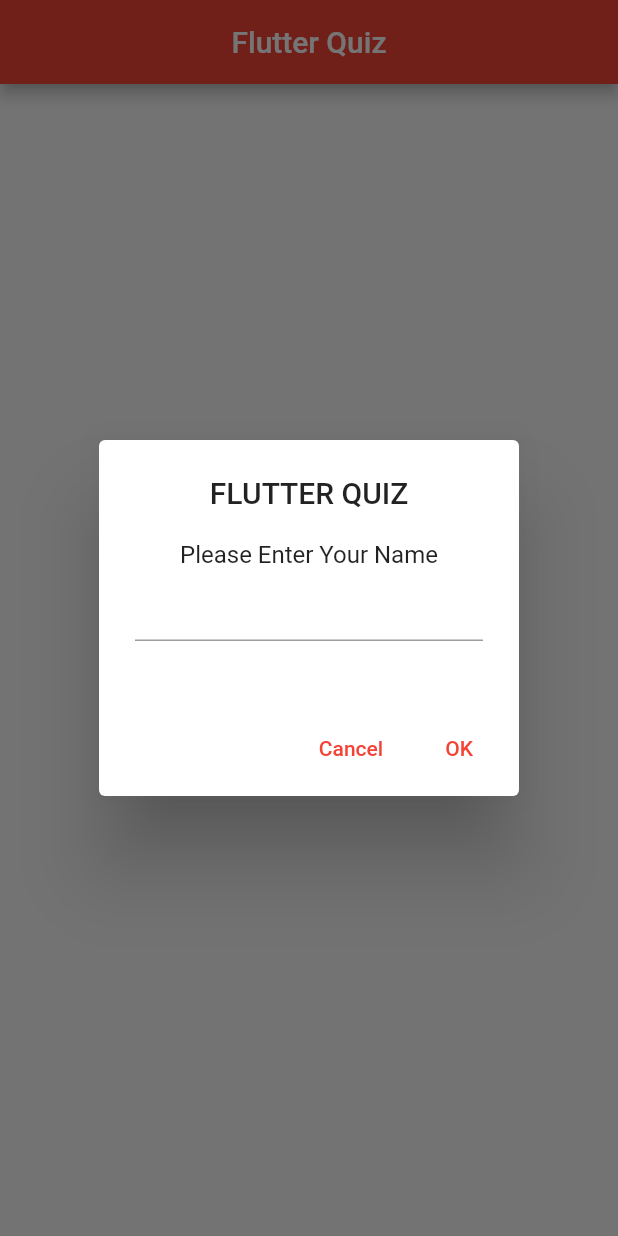
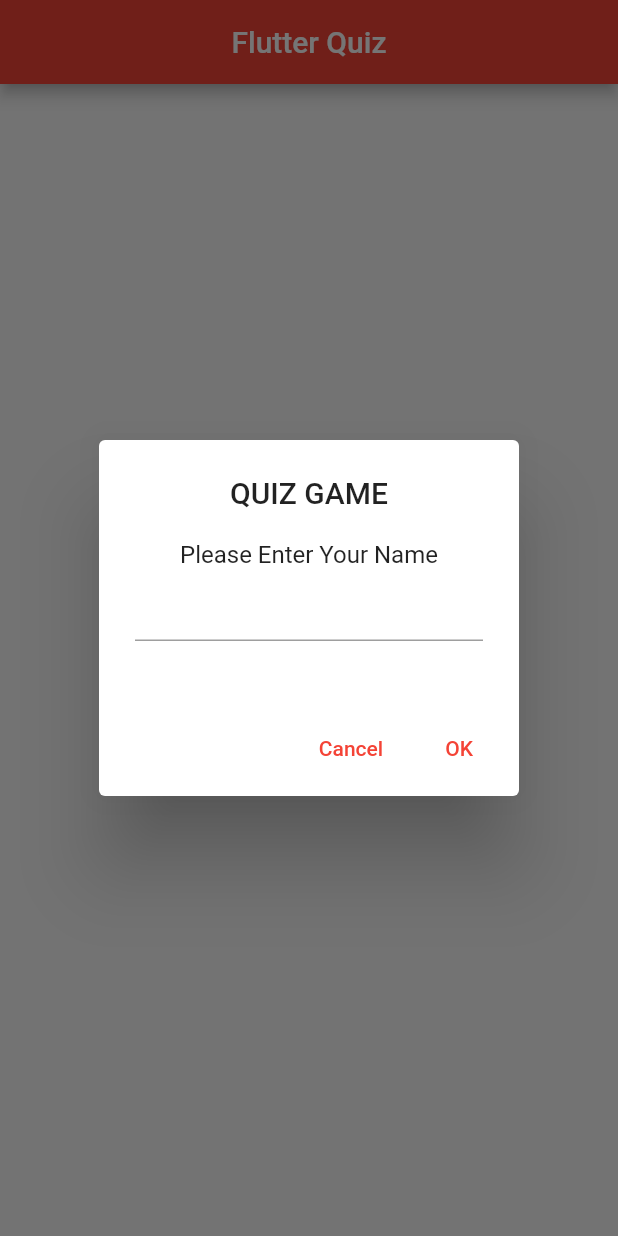
Before and after one commit to dvimukthi/Flutter_Quiz_App, a Flutter app: the screen it shows after launch, after a tap on "Start Game", on a phone screen of 412 x 824 dp. Run offline on Flutter 3.47's test engine with Material 2 defaults, Android fonts, the phone set to English and light mode, and no system bars; our stand-ins replace fluttertoast, get, percent_indicator.

Commit message:
QUIZ GAME

```diff
--- a/lib/main.dart
+++ b/lib/main.dart
@@ -41,7 +41,7 @@ class _MyHomePageState extends State<MyHomePage> {
       context: context,
       builder: (BuildContext context) => AlertDialog(
         title: const Text(
-          'FLUTTER QUIZ',
+          'QUIZ GAME',
           textAlign: TextAlign.center,
         ),
         content: SizedBox(
```
